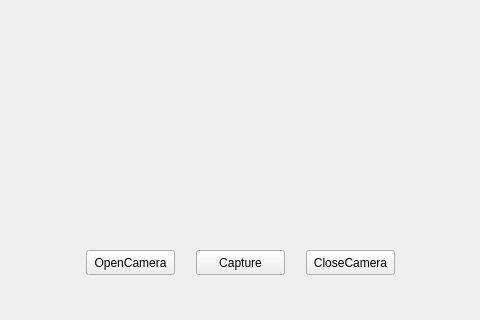
Above: testWidget/mainwindow.ui from roberchenc/Qt-practices before the change; both pictures show x 284 to 764 and y 327 to 647 of the 1070 by 647 pixel window. Below: the same form after it.
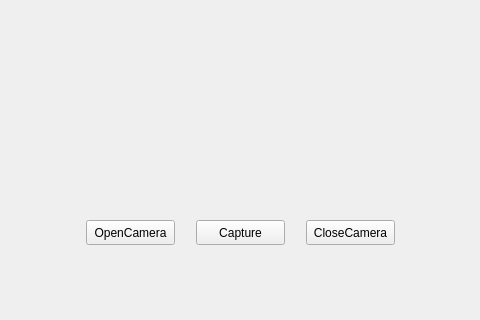
That is the form after the change. Custom widgets are drawn as their Qt base class.

What changed in the file:
```diff
--- a/testWidget/mainwindow.ui
+++ b/testWidget/mainwindow.ui
@@ -18,7 +18,7 @@
     <property name="geometry">
      <rect>
       <x>370</x>
-      <y>560</y>
+      <y>530</y>
       <width>89</width>
       <height>25</height>
      </rect>
@@ -31,7 +31,7 @@
     <property name="geometry">
      <rect>
       <x>480</x>
-      <y>560</y>
+      <y>530</y>
       <width>89</width>
       <height>25</height>
      </rect>
@@ -44,7 +44,7 @@
     <property name="geometry">
      <rect>
       <x>590</x>
-      <y>560</y>
+      <y>530</y>
       <width>89</width>
       <height>25</height>
      </rect>
```
